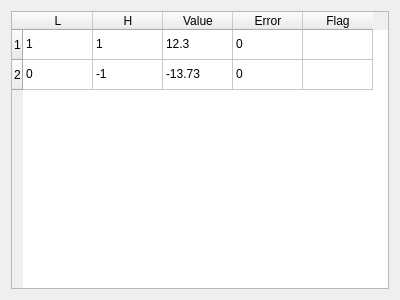
Above: forms/model.ui from salvadorblasco/apes before the change. Below: the same form after it.
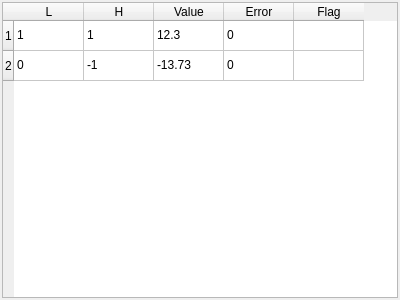
That is the form after the change.

Patch:
```diff
--- a/forms/model.ui
+++ b/forms/model.ui
@@ -14,6 +14,18 @@
    <string>Form</string>
   </property>
   <layout class="QGridLayout" name="gridLayout">
+   <property name="leftMargin">
+    <number>2</number>
+   </property>
+   <property name="topMargin">
+    <number>2</number>
+   </property>
+   <property name="rightMargin">
+    <number>2</number>
+   </property>
+   <property name="bottomMargin">
+    <number>2</number>
+   </property>
    <item row="0" column="0">
     <widget class="QTableWidget" name="table_model">
      <property name="selectionMode">
```
Left out of the diff: 2 changed lines with no effect on the pictures.
